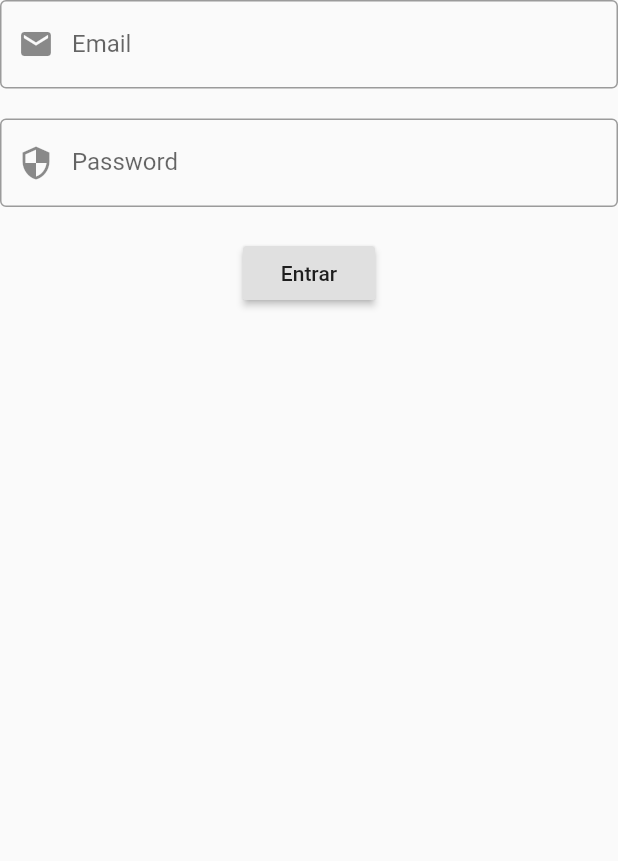
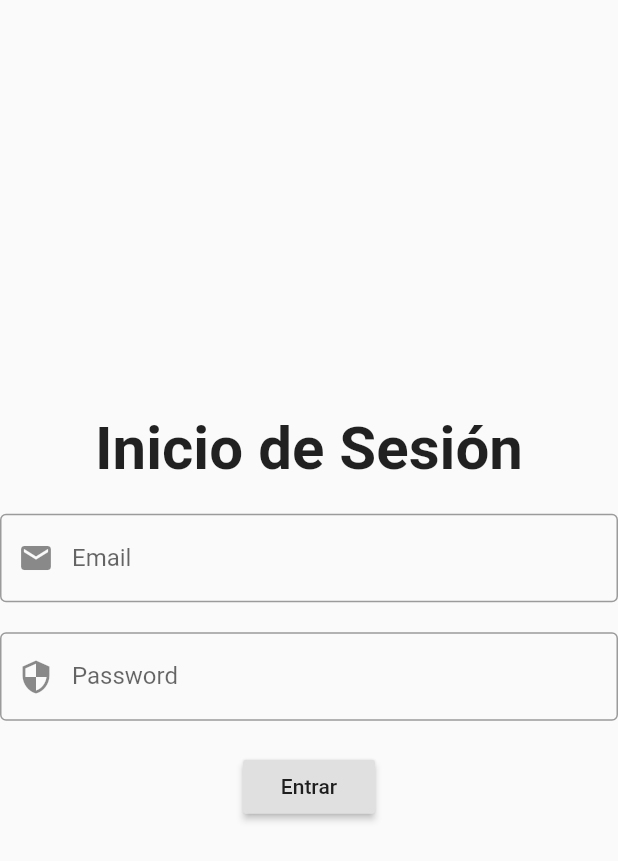
Before and after one commit to devmaufh/proyectadma, a Flutter app: the screen it shows after launch, on a phone screen of 412 x 824 dp. Shown: the top 861 px of the screen. Run offline on Flutter 3.47's test engine with Material 2 defaults, Android fonts, the phone set to English and light mode, and no system bars; our stand-ins replace curved_navigation_bar.

Commit message:
Este es el bueno, ahora si me ire a dormir

```diff
--- a/lib/src/pages/login_pages.dart
+++ b/lib/src/pages/login_pages.dart
@@ -15,12 +15,20 @@ class _LoginPageState extends State<LoginPage> {
   @override
   Widget build(BuildContext context) {
     return Scaffold(
+      //backgroundColor: Color.fromRGBO(0, 65, 172, 1.0),
       body: SafeArea(
         child: Center(
           child: Form(
             key: formKey,
             child: Column(
+              mainAxisAlignment: MainAxisAlignment.center,
+              crossAxisAlignment: CrossAxisAlignment.center,
               children: <Widget>[
+                Text(
+                  'Inicio de Sesión',
+                  style: TextStyle(fontSize: 40.0, fontWeight: FontWeight.w600),
+                ),
+                SizedBox(height: 20.0),
                 _construyeTextEmail(),
                 SizedBox(height: 20.0),
                 _construyeTextPass(),
@@ -43,8 +51,8 @@ class _LoginPageState extends State<LoginPage> {
 
   _login() async {
     if (!formKey.currentState.validate()) return;
-        formKey.currentState.save();
-        Navigator.pushNamed(context, 'home');
+    formKey.currentState.save();
+    Navigator.pushNamed(context, 'home');
   }
 
   Widget _construyeTextEmail() {
--- a/lib/src/pages/salas_pages.dart
+++ b/lib/src/pages/salas_pages.dart
@@ -73,12 +73,6 @@ class _SalasPageState extends State<SalasPage> {
           tag: model.idSala,
           child: Container(
             decoration: BoxDecoration(
-                /*boxShadow: [
-                 /* BoxShadow(
-                    color: Colors.grey,
-                    blurRadius: 5.0,
-                  ),*/
-                ],*/
                 borderRadius: BorderRadius.circular(20),
                 //Permite manipular la imagen
                 image: DecorationImage(
```
